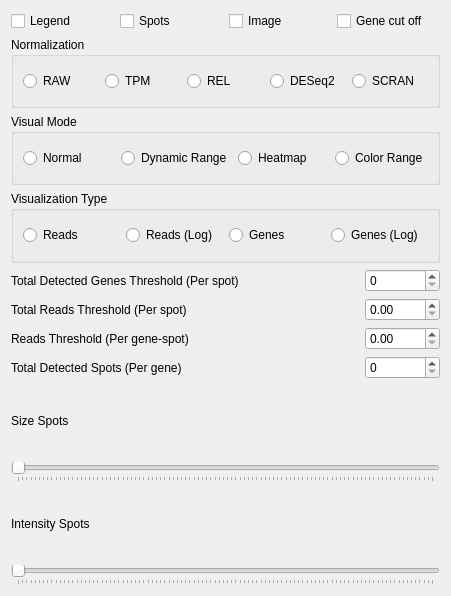
This is assets/ui/SettingsWidget.ui in jfnavarro/st_viewer as Qt 5 draws it before an edit. The edited form follows.
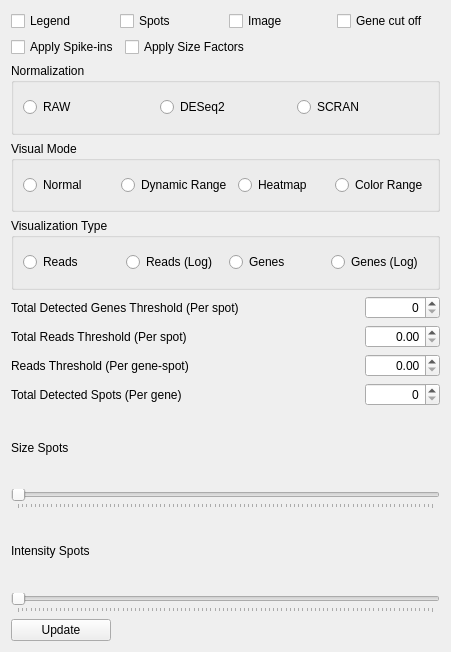
This is the edited form.

```diff
--- a/assets/ui/SettingsWidget.ui
+++ b/assets/ui/SettingsWidget.ui
@@ -7,46 +7,14 @@
     <x>0</x>
     <y>0</y>
     <width>451</width>
-    <height>596</height>
+    <height>652</height>
    </rect>
   </property>
   <property name="windowTitle">
    <string>Visual settings</string>
   </property>
   <layout class="QGridLayout" name="gridLayout">
-   <item row="0" column="0">
-    <layout class="QHBoxLayout" name="horizontalLayout_3">
-     <item>
-      <widget class="QCheckBox" name="legend">
-       <property name="text">
-        <string>Legend</string>
-       </property>
-      </widget>
-     </item>
-     <item>
-      <widget class="QCheckBox" name="show_spots">
-       <property name="text">
-        <string>Spots</string>
-       </property>
-      </widget>
-     </item>
-     <item>
-      <widget class="QCheckBox" name="show_image">
-       <property name="text">
-        <string>Image</string>
-       </property>
-      </widget>
-     </item>
-     <item>
-      <widget class="QCheckBox" name="gene_cutoff">
-       <property name="text">
-        <string>Gene cut off</string>
-       </property>
-      </widget>
-     </item>
-    </layout>
-   </item>
-   <item row="1" column="0">
+   <item row="2" column="0">
     <widget class="QGroupBox" name="groupBoxNormalization">
      <property name="cursor">
       <cursorShape>PointingHandCursor</cursorShape>
@@ -77,20 +45,6 @@
         </property>
        </widget>
       </item>
-      <item>
-       <widget class="QRadioButton" name="normalization_tpm">
-        <property name="text">
-         <string>TPM</string>
-        </property>
-       </widget>
-      </item>
-      <item>
-       <widget class="QRadioButton" name="normalization_rel">
-        <property name="text">
-         <string>REL</string>
-        </property>
-       </widget>
-      </item>
       <item>
        <widget class="QRadioButton" name="normalization_deseq">
         <property name="text">
@@ -108,7 +62,7 @@
      </layout>
     </widget>
    </item>
-   <item row="2" column="0">
+   <item row="4" column="0">
     <widget class="QGroupBox" name="groupBoxVisualMode">
      <property name="toolTip">
       <string>Different visualization modes</string>
@@ -157,7 +111,7 @@
      </layout>
     </widget>
    </item>
-   <item row="3" column="0">
+   <item row="5" column="0">
     <widget class="QGroupBox" name="groupBoxVisualType">
      <property name="title">
       <string>Visualization Type</string>
@@ -197,47 +151,27 @@
      </layout>
     </widget>
    </item>
-   <item row="4" column="0">
-    <layout class="QHBoxLayout" name="horizontalLayout_5">
-     <item>
-      <widget class="QLabel" name="label">
-       <property name="text">
-        <string>Total Detected Genes Threshold (Per spot)</string>
-       </property>
-      </widget>
-     </item>
-     <item>
-      <spacer name="horizontalSpacer">
-       <property name="orientation">
-        <enum>Qt::Horizontal</enum>
-       </property>
-       <property name="sizeHint" stdset="0">
-        <size>
-         <width>40</width>
-         <height>20</height>
-        </size>
-       </property>
-      </spacer>
-     </item>
-     <item>
-      <widget class="QSpinBox" name="genes_threshold">
-       <property name="minimumSize">
-        <size>
-         <width>75</width>
-         <height>0</height>
-        </size>
-       </property>
-       <property name="maximumSize">
-        <size>
-         <width>75</width>
-         <height>16777215</height>
-        </size>
-       </property>
-      </widget>
-     </item>
-    </layout>
+   <item row="10" column="0">
+    <widget class="QLabel" name="label_3">
+     <property name="text">
+      <string>Size Spots</string>
+     </property>
+    </widget>
    </item>
-   <item row="5" column="0">
+   <item row="13" column="0">
+    <widget class="QSlider" name="spots_intensity">
+     <property name="orientation">
+      <enum>Qt::Horizontal</enum>
+     </property>
+     <property name="tickPosition">
+      <enum>QSlider::TicksBelow</enum>
+     </property>
+     <property name="tickInterval">
+      <number>1</number>
+     </property>
+    </widget>
+   </item>
+   <item row="7" column="0">
     <layout class="QHBoxLayout" name="horizontalLayout_6">
      <item>
       <widget class="QLabel" name="label_2">
@@ -273,51 +207,34 @@
          <height>16777215</height>
         </size>
        </property>
-      </widget>
-     </item>
-    </layout>
-   </item>
-   <item row="6" column="0">
-    <layout class="QHBoxLayout" name="horizontalLayout_7">
-     <item>
-      <widget class="QLabel" name="label_4">
-       <property name="text">
-        <string>Reads Threshold (Per gene-spot)</string>
+       <property name="alignment">
+        <set>Qt::AlignRight|Qt::AlignTrailing|Qt::AlignVCenter</set>
        </property>
       </widget>
      </item>
-     <item>
-      <spacer name="horizontalSpacer_3">
-       <property name="orientation">
-        <enum>Qt::Horizontal</enum>
-       </property>
-       <property name="sizeHint" stdset="0">
-        <size>
-         <width>40</width>
-         <height>20</height>
-        </size>
-       </property>
-      </spacer>
-     </item>
-     <item>
-      <widget class="QDoubleSpinBox" name="individual_reads_threshold">
-       <property name="minimumSize">
-        <size>
-         <width>75</width>
-         <height>0</height>
-        </size>
-       </property>
-       <property name="maximumSize">
-        <size>
-         <width>75</width>
-         <height>16777215</height>
-        </size>
-       </property>
-      </widget>
-     </item>
     </layout>
    </item>
-   <item row="7" column="0">
+   <item row="12" column="0">
+    <widget class="QLabel" name="label_5">
+     <property name="text">
+      <string>Intensity Spots</string>
+     </property>
+    </widget>
+   </item>
+   <item row="11" column="0">
+    <widget class="QSlider" name="spots_size">
+     <property name="orientation">
+      <enum>Qt::Horizontal</enum>
+     </property>
+     <property name="tickPosition">
+      <enum>QSlider::TicksBelow</enum>
+     </property>
+     <property name="tickInterval">
+      <number>1</number>
+     </property>
+    </widget>
+   </item>
+   <item row="9" column="0">
     <layout class="QHBoxLayout" name="horizontalLayout_8">
      <item>
       <widget class="QLabel" name="label_6">
@@ -353,50 +270,205 @@
          <height>16777215</height>
         </size>
        </property>
+       <property name="alignment">
+        <set>Qt::AlignRight|Qt::AlignTrailing|Qt::AlignVCenter</set>
+       </property>
       </widget>
      </item>
     </layout>
    </item>
    <item row="8" column="0">
-    <widget class="QLabel" name="label_3">
-     <property name="text">
-      <string>Size Spots</string>
-     </property>
-    </widget>
+    <layout class="QHBoxLayout" name="horizontalLayout_7">
+     <item>
+      <widget class="QLabel" name="label_4">
+       <property name="text">
+        <string>Reads Threshold (Per gene-spot)</string>
+       </property>
+      </widget>
+     </item>
+     <item>
+      <spacer name="horizontalSpacer_3">
+       <property name="orientation">
+        <enum>Qt::Horizontal</enum>
+       </property>
+       <property name="sizeHint" stdset="0">
+        <size>
+         <width>40</width>
+         <height>20</height>
+        </size>
+       </property>
+      </spacer>
+     </item>
+     <item>
+      <widget class="QDoubleSpinBox" name="individual_reads_threshold">
+       <property name="minimumSize">
+        <size>
+         <width>75</width>
+         <height>0</height>
+        </size>
+       </property>
+       <property name="maximumSize">
+        <size>
+         <width>75</width>
+         <height>16777215</height>
+        </size>
+       </property>
+       <property name="alignment">
+        <set>Qt::AlignRight|Qt::AlignTrailing|Qt::AlignVCenter</set>
+       </property>
+      </widget>
+     </item>
+    </layout>
    </item>
-   <item row="9" column="0">
-    <widget class="QSlider" name="spots_size">
-     <property name="orientation">
-      <enum>Qt::Horizontal</enum>
+   <item row="6" column="0">
+    <layout class="QHBoxLayout" name="horizontalLayout_5">
+     <item>
+      <widget class="QLabel" name="label">
+       <property name="text">
+        <string>Total Detected Genes Threshold (Per spot)</string>
+       </property>
+      </widget>
+     </item>
+     <item>
+      <spacer name="horizontalSpacer">
+       <property name="orientation">
+        <enum>Qt::Horizontal</enum>
+       </property>
+       <property name="sizeHint" stdset="0">
+        <size>
+         <width>40</width>
+         <height>20</height>
+        </size>
+       </property>
+      </spacer>
+     </item>
+     <item>
+      <widget class="QSpinBox" name="genes_threshold">
+       <property name="minimumSize">
+        <size>
+         <width>75</width>
+         <height>0</height>
+        </size>
+       </property>
+       <property name="maximumSize">
+        <size>
+         <width>75</width>
+         <height>16777215</height>
+        </size>
+       </property>
+       <property name="alignment">
+        <set>Qt::AlignRight|Qt::AlignTrailing|Qt::AlignVCenter</set>
+       </property>
+      </widget>
+     </item>
+    </layout>
+   </item>
+   <item row="0" column="0">
+    <layout class="QHBoxLayout" name="horizontalLayout_3">
+     <item>
+      <widget class="QCheckBox" name="legend">
+       <property name="text">
+        <string>Legend</string>
+       </property>
+      </widget>
+     </item>
+     <item>
+      <widget class="QCheckBox" name="show_spots">
+       <property name="text">
+        <string>Spots</string>
+       </property>
+      </widget>
+     </item>
+     <item>
+      <widget class="QCheckBox" name="show_image">
+       <property name="text">
+        <string>Image</string>
+       </property>
+      </widget>
+     </item>
+     <item>
+      <widget class="QCheckBox" name="gene_cutoff">
+       <property name="text">
+        <string>Gene cut off</string>
+       </property>
+      </widget>
+     </item>
+    </layout>
+   </item>
+   <item row="14" column="0">
+    <widget class="QPushButton" name="update">
+     <property name="minimumSize">
+      <size>
+       <width>100</width>
+       <height>0</height>
+      </size>
      </property>
-     <property name="tickPosition">
-      <enum>QSlider::TicksBelow</enum>
+     <property name="maximumSize">
+      <size>
+       <width>100</width>
+       <height>16777215</height>
+      </size>
      </property>
-     <property name="tickInterval">
-      <number>1</number>
+     <property name="cursor">
+      <cursorShape>PointingHandCursor</cursorShape>
      </property>
-    </widget>
-   </item>
-   <item row="10" column="0">
-    <widget class="QLabel" name="label_5">
-     <property name="text">
-      <string>Intensity Spots</string>
+     <property name="toolTip">
+      <string>Updates the visual data</string>
      </property>
-    </widget>
-   </item>
-   <item row="11" column="0">
-    <widget class="QSlider" name="spots_intensity">
-     <property name="orientation">
-      <enum>Qt::Horizontal</enum>
+     <property name="statusTip">
+      <string>Updates the visual data</string>
      </property>
-     <property name="tickPosition">
-      <enum>QSlider::TicksBelow</enum>
+     <property name="text">
+      <string>Update</string>
      </property>
-     <property name="tickInterval">
-      <number>1</number>
-     </property>
     </widget>
    </item>
+   <item row="1" column="0">
+    <layout class="QHBoxLayout" name="horizontalLayout_9">
+     <item>
+      <widget class="QCheckBox" name="spikeIn">
+       <property name="cursor">
+        <cursorShape>PointingHandCursor</cursorShape>
+       </property>
+       <property name="toolTip">
+        <string>Apply spke-ins to counts matrix if the dataset has valid spike-ins</string>
+       </property>
+       <property name="statusTip">
+        <string>Apply spke-ins to counts matrix if the dataset has valid spike-ins</string>
+       </property>
+       <property name="text">
+        <string>Apply Spike-ins</string>
+       </property>
+      </widget>
+     </item>
+     <item>
+      <widget class="QCheckBox" name="sizeFactors">
+       <property name="toolTip">
+        <string>Apply size factors to counts matrix if the dataset has valid sisze-factors</string>
+       </property>
+       <property name="statusTip">
+        <string>Apply size factors to counts matrix if the dataset has valid sisze-factors</string>
+       </property>
+       <property name="text">
+        <string>Apply Size Factors</string>
+       </property>
+      </widget>
+     </item>
+     <item>
+      <spacer name="horizontalSpacer_5">
+       <property name="orientation">
+        <enum>Qt::Horizontal</enum>
+       </property>
+       <property name="sizeHint" stdset="0">
+        <size>
+         <width>40</width>
+         <height>20</height>
+        </size>
+       </property>
+      </spacer>
+     </item>
+    </layout>
+   </item>
   </layout>
  </widget>
  <resources/>
```
